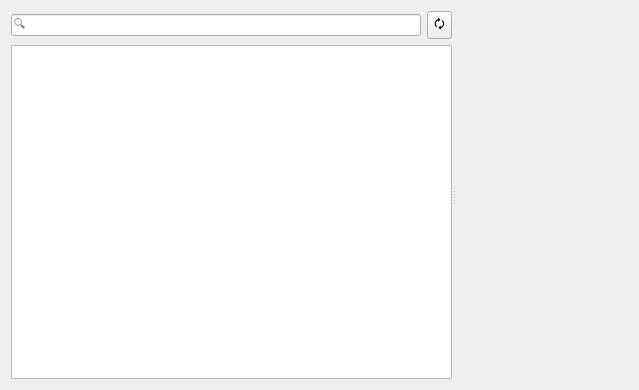
This is app/geo/serverschartview.ui in sendevent/yangl as Qt 5 draws it before an edit. The edited form follows.
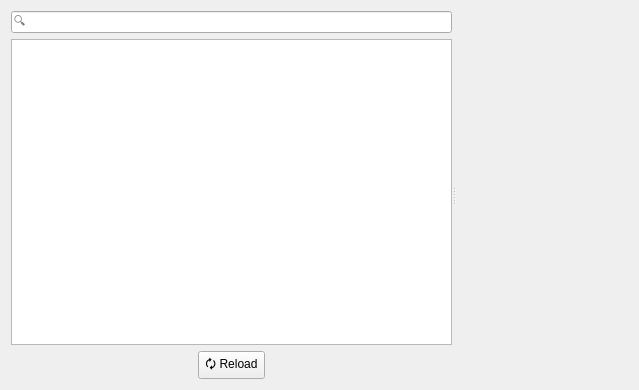
This is the edited form. Custom widgets are drawn as their Qt base class.

What changed in the file:
```diff
--- a/app/geo/serverschartview.ui
+++ b/app/geo/serverschartview.ui
@@ -33,21 +33,25 @@
            </property>
           </widget>
          </item>
+        </layout>
+       </item>
+       <item>
+        <widget class="QTreeView" name="treeView"/>
+       </item>
+       <item>
+        <layout class="QHBoxLayout" name="horizontalLayout_3">
          <item>
           <widget class="QToolButton" name="buttonReload">
            <property name="toolTip">
             <string>Update available servers list</string>
            </property>
            <property name="text">
-            <string>🗘</string>
+            <string>🗘 Reload</string>
            </property>
           </widget>
          </item>
         </layout>
        </item>
-       <item>
-        <widget class="QTreeView" name="treeView"/>
-       </item>
       </layout>
      </widget>
      <widget class="MapWidget" name="chartWidget" native="true"/>
```
